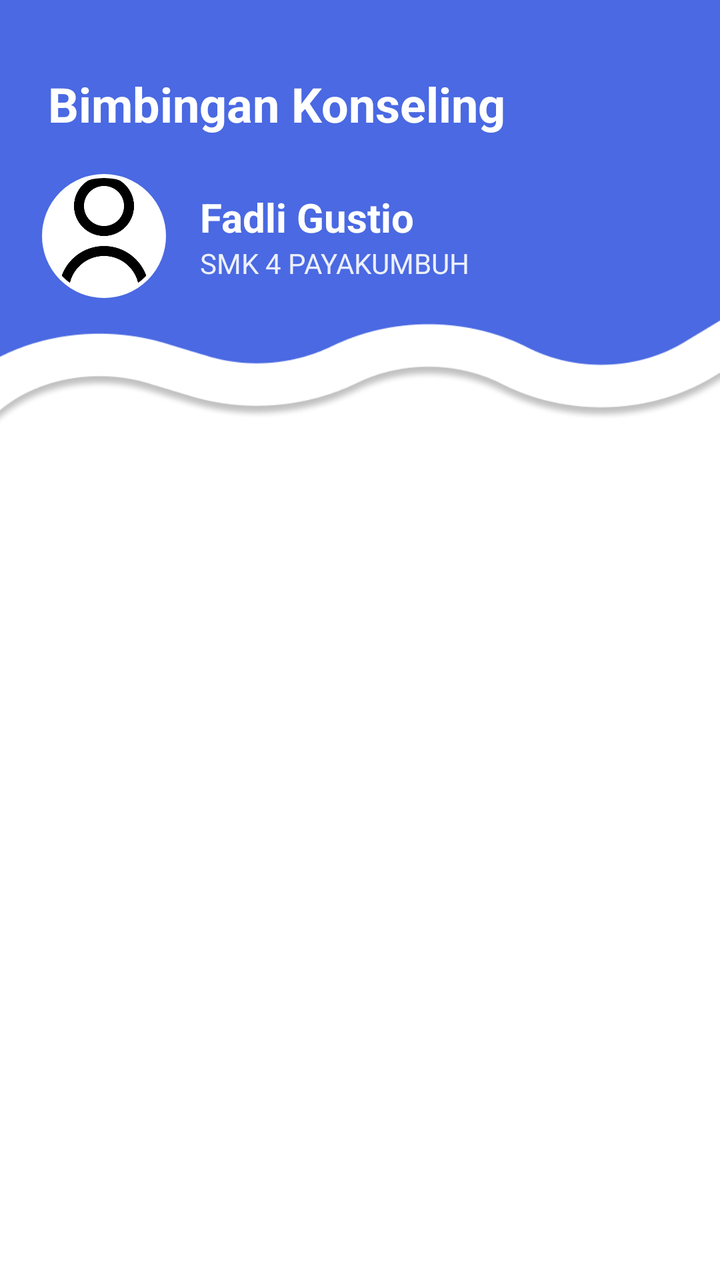
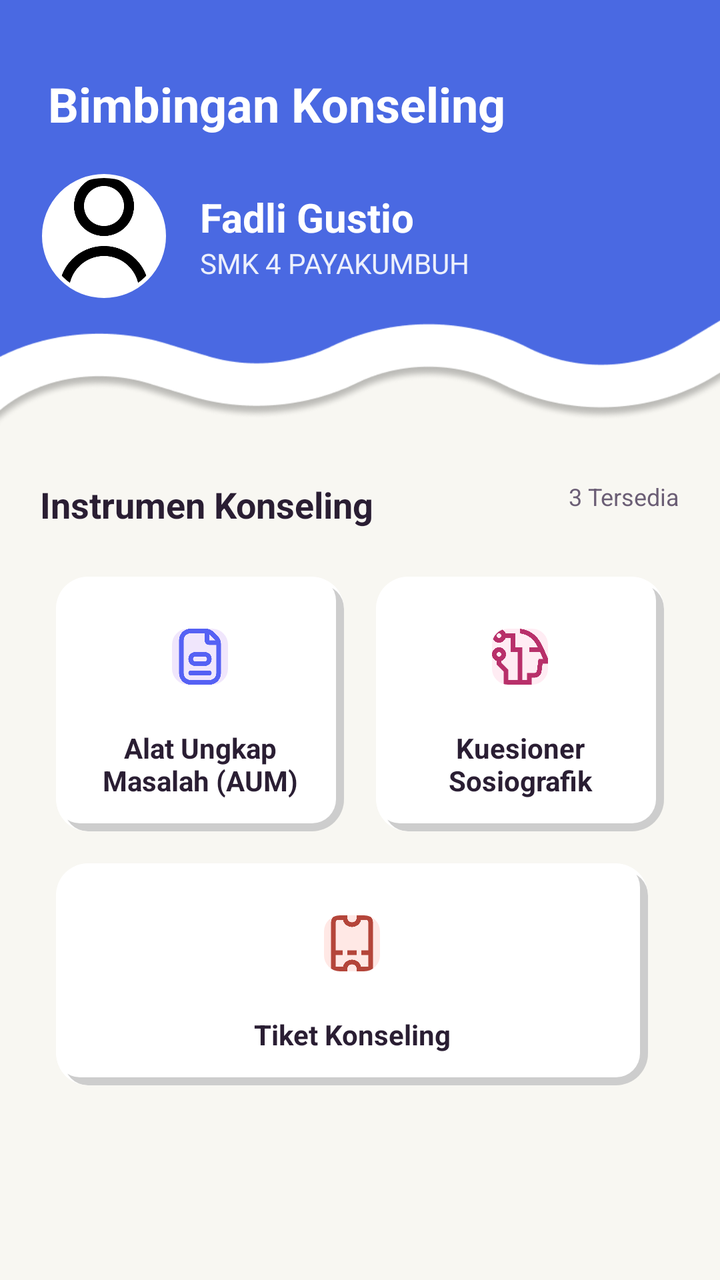

Two renders of the same Android screen: before a commit and after it. Below are the layout's source before the change and the commit's diff.
<!-- AndroidManifest.xml: application theme Theme.BkNova -->
<!-- res/layout/fragment_home_siswa.xml -->
<?xml version="1.0" encoding="utf-8"?>
<androidx.coordinatorlayout.widget.CoordinatorLayout xmlns:android="http://schemas.android.com/apk/res/android"
    xmlns:app="http://schemas.android.com/apk/res-auto"
    xmlns:tools="http://schemas.android.com/tools"
    android:layout_width="match_parent"
    android:layout_height="match_parent"
    android:background="@color/white"
    tools:context=".fragment.homeFragment"
    tools:ignore="Overdraw">

    <com.google.android.material.appbar.AppBarLayout
        android:id="@+id/appBarLayout"
        android:layout_width="match_parent"
        android:layout_height="220dp"
        android:background="@drawable/img_1">

        <LinearLayout
            android:layout_width="match_parent"
            android:layout_height="match_parent"
            android:orientation="vertical"
            android:padding="20dp">

            <com.google.android.material.appbar.MaterialToolbar
                android:id="@+id/toolbar"
                android:layout_width="match_parent"
                android:layout_height="?attr/actionBarSize"
                app:title="@string/bk"
                app:titleTextAppearance="@style/ToolbarTitleBold"
                app:titleCentered="false"
                app:titleTextColor="@color/white"
                app:contentInsetStart="0dp" />

            <View
                android:layout_width="match_parent"
                android:layout_height="0dp"
                android:layout_weight="1" />

            
            <LinearLayout
                android:layout_width="match_parent"
                android:layout_height="wrap_content"
                android:orientation="horizontal"
                android:gravity="center_vertical"
                android:layout_marginBottom="50dp">

                <com.google.android.material.imageview.ShapeableImageView
                    android:id="@+id/iv_profile_home"
                    android:layout_width="64dp"
                    android:layout_height="64dp"
                    android:padding="2dp"
                    android:background="@color/white"
                    app:shapeAppearanceOverlay="@style/ShapeAppearance.Circle"
                    android:src="@drawable/person_icon"
                    app:strokeWidth="2dp"
                    app:strokeColor="@color/white" />

                <LinearLayout
                    android:layout_width="wrap_content"
                    android:layout_height="wrap_content"
                    android:orientation="vertical"
                    android:layout_marginStart="16dp">

                    <TextView
                        android:id="@+id/tv_name_home"
                        android:layout_width="wrap_content"
                        android:layout_height="wrap_content"
                        android:text="@string/ex_name"
                        android:textColor="@color/white"
                        android:textSize="20sp"
                        android:textStyle="bold" />

                    <TextView
                        android:id="@+id/tv_school_home"
                        android:layout_width="wrap_content"
                        android:layout_height="wrap_content"
                        android:text="@string/ex_school"
                        android:textColor="@color/white"
                        android:textSize="14sp"
                        android:alpha="0.9" />
                </LinearLayout>
            </LinearLayout>
        </LinearLayout>
    </com.google.android.material.appbar.AppBarLayout>

    <androidx.core.widget.NestedScrollView
        android:id="@+id/scroll_view_home_siswa"
        android:layout_width="match_parent"
        android:layout_height="match_parent"
        android:clipToPadding="false"
        android:paddingBottom="100dp"
        app:layout_behavior="@string/appbar_scrolling_view_behavior">

        <LinearLayout
            android:id="@+id/linear_container_home"
            android:layout_width="match_parent"
            android:layout_height="wrap_content"
            android:orientation="vertical"
            android:padding="20dp"
            android:layoutAnimation="@anim/layout_animation_staggered">

            
            <RelativeLayout
                android:layout_width="match_parent"
                android:layout_height="wrap_content"
                android:layout_marginBottom="16dp">

                <TextView
                    android:layout_width="wrap_content"
                    android:layout_height="wrap_content"
                    android:text="@string/instrument_title"
                    android:textColor="@color/text_color_primary"
                    android:textSize="18sp"
                    android:textStyle="bold" />

                <TextView
                    android:layout_width="wrap_content"
                    android:layout_height="wrap_content"
                    android:layout_alignParentEnd="true"
                    android:text="@string/instrument_count"
                    android:textColor="@color/text_color_secondary"
                    android:textSize="12sp" />
            </RelativeLayout>

            
            <LinearLayout
                android:layout_width="match_parent"
                android:layout_height="wrap_content"
                android:orientation="vertical"
                android:layout_marginHorizontal="-8dp">

                
                <LinearLayout
                    android:layout_width="match_parent"
                    android:layout_height="wrap_content"
                    android:orientation="horizontal"
                    android:weightSum="2">

                    
                    <com.google.android.material.card.MaterialCardView
                        android:id="@+id/card_aum"
                        android:layout_width="0dp"
                        android:layout_height="wrap_content"
                        android:layout_weight="1"
                        android:layout_margin="8dp"
                        app:cardCornerRadius="16dp"
                        app:strokeWidth="0dp"
                        android:clickable="true"
                        android:focusable="true"
                        android:foreground="?attr/selectableItemBackground">

                        <LinearLayout
                            android:layout_width="match_parent"
                            android:layout_height="wrap_content"
                            android:orientation="vertical"
                            android:padding="16dp"
                            android:background="@drawable/bg_grid_shadow"
                            android:gravity="center">

                            <com.google.android.material.imageview.ShapeableImageView
                                android:id="@+id/iv_icon_aum"
                                android:layout_width="48dp"
                                android:layout_height="48dp"
                                android:background="@color/brand_soft"
                                android:padding="10dp"
                                app:shapeAppearanceOverlay="@style/ShapeAppearance.Rounded8"
                                android:src="@drawable/img_9"
                                app:tint="@color/brand_primary" />

                            <TextView
                                android:id="@+id/tv_title_aum"
                                android:layout_width="wrap_content"
                                android:layout_height="wrap_content"
                                android:layout_marginTop="12dp"
                                android:text="@string/aum_title"
                                android:textColor="@color/text_color_primary"
                                android:textSize="14sp"
                                android:textStyle="bold"
                                android:gravity="center" />
                        </LinearLayout>
                    </com.google.android.material.card.MaterialCardView>

                    
                    <com.google.android.material.card.MaterialCardView
                        android:id="@+id/card_sosio"
                        android:layout_width="0dp"
                        android:layout_height="wrap_content"
                        android:layout_weight="1"
                        android:layout_margin="8dp"
                        app:cardCornerRadius="16dp"
                        app:strokeWidth="0dp"
                        android:clickable="true"
                        android:focusable="true"
                        android:foreground="?attr/selectableItemBackground">

                        <LinearLayout
                            android:layout_width="match_parent"
                            android:layout_height="wrap_content"
                            android:orientation="vertical"
                            android:padding="16dp"
                            android:background="@drawable/bg_grid_shadow"
                            android:gravity="center">

                            <com.google.android.material.imageview.ShapeableImageView
                                android:layout_width="48dp"
                                android:layout_height="48dp"
                                android:background="@color/accent_pink_soft"
                                android:padding="10dp"
                                app:shapeAppearanceOverlay="@style/ShapeAppearance.Rounded8"
                                android:src="@drawable/img_8"
                                app:tint="@color/accent_pink_text" />

                            <TextView
                                android:layout_width="wrap_content"
                                android:layout_height="wrap_content"
                                android:layout_marginTop="12dp"
                                android:text="@string/sosiografik_title"
                                android:textColor="@color/text_color_primary"
                                android:textSize="14sp"
                                android:textStyle="bold"
                                android:gravity="center" />
                        </LinearLayout>
                    </com.google.android.material.card.MaterialCardView>
                </LinearLayout>

                
                <LinearLayout
                    android:layout_width="match_parent"
                    android:layout_height="wrap_content"
                    android:orientation="horizontal"
                    android:weightSum="2">

                    
                    <com.google.android.material.card.MaterialCardView
                        android:id="@+id/card_gaya"
                        android:layout_width="match_parent"
                        android:layout_height="wrap_content"
                        android:layout_weight="1"
                        android:layout_margin="8dp"
                        app:cardCornerRadius="16dp"
                        app:strokeWidth="0dp"
                        android:clickable="true"
                        android:focusable="true"
                        android:foreground="?attr/selectableItemBackground">

                        <LinearLayout
                            android:layout_width="match_parent"
                            android:layout_height="wrap_content"
                            android:orientation="vertical"
                            android:padding="16dp"
                            android:background="@drawable/bg_grid_shadow"
                            android:gravity="center">

                            <com.google.android.material.imageview.ShapeableImageView
                                android:layout_width="48dp"
                                android:layout_height="48dp"
                                android:background="@color/accent_peach_soft"
                                android:padding="10dp"
                                app:shapeAppearanceOverlay="@style/ShapeAppearance.Rounded8"
                                android:src="@drawable/img_10"
                                app:tint="@color/accent_peach_text" />

                            <TextView
                                android:layout_width="wrap_content"
                                android:layout_height="wrap_content"
                                android:layout_marginTop="12dp"
                                android:text="@string/gaya_belajar_title"
                                android:textColor="@color/text_color_primary"
                                android:textSize="14sp"
                                android:textStyle="bold"
                                android:gravity="center" />
                        </LinearLayout>
                    </com.google.android.material.card.MaterialCardView>

                    
                    <View
                        android:layout_width="0dp"
                        android:layout_height="wrap_content"
                        android:layout_weight="1"
                        android:layout_margin="8dp" />
                </LinearLayout>
            </LinearLayout>

        </LinearLayout>
    </androidx.core.widget.NestedScrollView>


</androidx.coordinatorlayout.widget.CoordinatorLayout>
<!-- resources referenced by this layout -->
<resources>
  <color name="accent_peach_soft">#FFE8E5</color>
  <color name="accent_peach_text">#B4453A</color>
  <color name="accent_pink_soft">#FFECF3</color>
  <color name="accent_pink_text">#B8306A</color>
  <color name="brand_primary">#5561F4</color>
  <color name="brand_soft">#F0E6FC</color>
  <color name="text_color_primary">#2A1E33</color>
  <color name="text_color_secondary">#6B5E75</color>
  <color name="white">#FFFFFFFF</color>
  <!-- drawable bg_grid_shadow (drawable) -->
  <?xml version="1.0" encoding="utf-8"?>
  <layer-list xmlns:android="http://schemas.android.com/apk/res/android">
  
      
      <item
          android:left="4dp"
  
          android:top="4dp">
  
          <shape android:shape="rectangle">
              <solid android:color="#32000000" />
              <corners android:radius="12dp" />
          </shape>
  
      </item>
  
      
      <item
          android:right="4dp"
          android:bottom="4dp">
  
          <shape android:shape="rectangle">
              <solid android:color="#FFFFFF" />
              <corners android:radius="12dp" />
          </shape>
  
      </item>
  
  </layer-list>
  <!-- drawable img_10: png bitmap (drawable, 11178 bytes) -->
  <string name="aum_title">Alat Ungkap Masalah (AUM)</string>
  <string name="bk">Bimbingan Konseling</string>
  <string name="ex_name">Fadli Gustio</string>
  <string name="ex_school">SMK 4 PAYAKUMBUH</string>
  <string name="gaya_belajar_title">Inventori Gaya Belajar</string>
  <string name="instrument_count">3 Tersedia</string>
  <string name="instrument_title">Instrumen Konseling</string>
  <string name="sosiografik_title">Kuesioner Sosiografik</string>
  <style name="ShapeAppearance.Circle" parent="">
          <item name="cornerFamily">rounded</item>
          <item name="cornerSize">50%</item>
      </style>
  <style name="ShapeAppearance.Rounded8" parent="">
          <item name="cornerFamily">rounded</item>
          <item name="cornerSize">8dp</item>
      </style>
  <style name="ToolbarTitleBold" parent="TextAppearance.Material3.TitleLarge">
          <item name="android:textStyle">bold</item>
          <item name="android:textSize">24sp</item>
      </style>
  <style name="Theme.BkNova" parent="Base.Theme.BkNova" />
  <color name="accent_pink">#FF7FAF</color>
  <color name="accent_peach">#FFC6BF</color>
  <color name="background_cream">#F8F7F2</color>
  <color name="divider_color">#E8E3DC</color>
  <color name="red_text">#DC2626</color>
  <color name="red_light">#FEE2E2</color>
  <!-- unchanged entries left out for length: 5 -->
</resources>

<!-- the commit's change to res/layout/fragment_home_siswa.xml (unified diff, before → after) -->
@@ -4,7 +4,7 @@
     xmlns:tools="http://schemas.android.com/tools"
     android:layout_width="match_parent"
     android:layout_height="match_parent"
-    android:background="@color/white"
+    android:background="@color/background_cream"
     tools:context=".fragment.homeFragment"
     tools:ignore="Overdraw">
 
@@ -95,8 +95,7 @@
             android:layout_width="match_parent"
             android:layout_height="wrap_content"
             android:orientation="vertical"
-            android:padding="20dp"
-            android:layoutAnimation="@anim/layout_animation_staggered">
+            android:padding="20dp">
 
             
             <RelativeLayout
@@ -229,7 +228,7 @@
                     android:orientation="horizontal"
                     android:weightSum="2">
 
-                    
+
                     <com.google.android.material.card.MaterialCardView
                         android:id="@+id/card_gaya"
                         android:layout_width="match_parent"
@@ -256,14 +255,14 @@
                                 android:background="@color/accent_peach_soft"
                                 android:padding="10dp"
                                 app:shapeAppearanceOverlay="@style/ShapeAppearance.Rounded8"
-                                android:src="@drawable/img_10"
+                                android:src="@drawable/img_15"
                                 app:tint="@color/accent_peach_text" />
 
                             <TextView
                                 android:layout_width="wrap_content"
                                 android:layout_height="wrap_content"
                                 android:layout_marginTop="12dp"
-                                android:text="@string/gaya_belajar_title"
+                                android:text="Tiket Konseling"
                                 android:textColor="@color/text_color_primary"
                                 android:textSize="14sp"
                                 android:textStyle="bold"
<!-- resource entries referenced after the edit -->
@@ -39,12 +39,11 @@
       </item>
   
   </layer-list>
-  <!-- drawable img_10: png bitmap (drawable, 11178 bytes) -->
+  <!-- drawable img_15: png bitmap (drawable, 9475 bytes) -->
   <string name="aum_title">Alat Ungkap Masalah (AUM)</string>
   <string name="bk">Bimbingan Konseling</string>
   <string name="ex_name">Fadli Gustio</string>
   <string name="ex_school">SMK 4 PAYAKUMBUH</string>
-  <string name="gaya_belajar_title">Inventori Gaya Belajar</string>
   <string name="instrument_count">3 Tersedia</string>
   <string name="instrument_title">Instrumen Konseling</string>
   <string name="sosiografik_title">Kuesioner Sosiografik</string>
